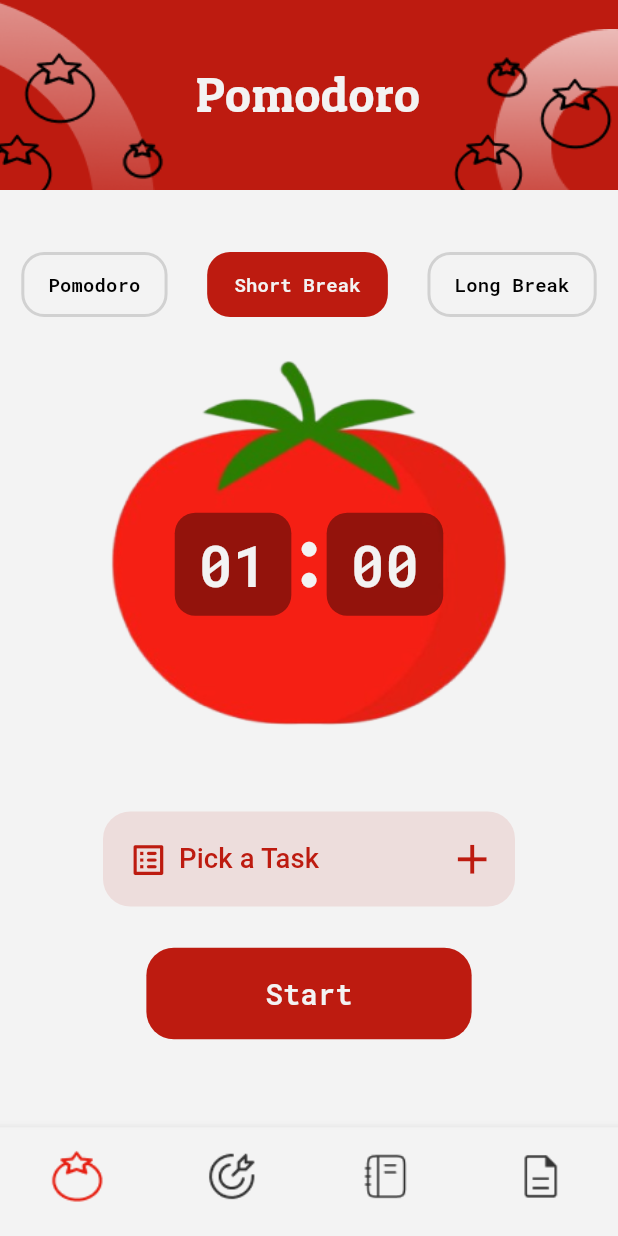
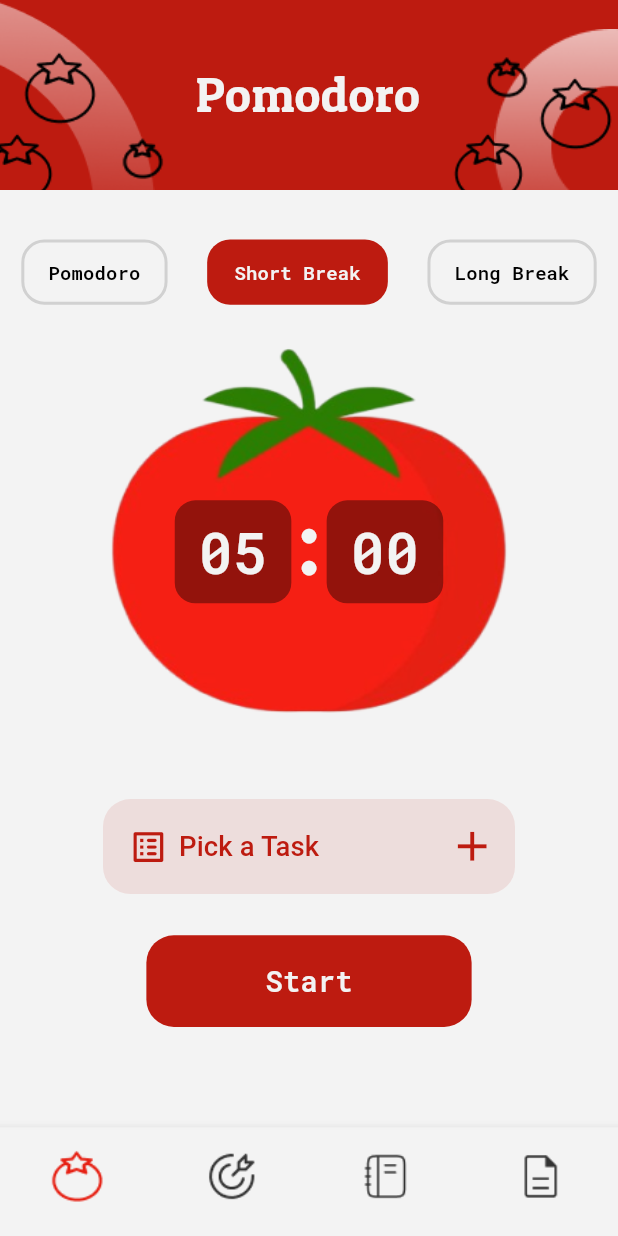
Before and after one commit to Abdusalom-mobile-developer/pomodoro, a Flutter app: the screen it shows after launch, after a tap on "Short Break", on a phone screen of 412 x 824 dp. Run offline on Flutter 3.47's test engine with Material 3 defaults, Android fonts, the phone set to English and light mode, and no system bars; our stand-ins replace go_router; missing offline and left inert: back_button_interceptor.

```diff
--- a/lib/providers/home_screen_all.dart
+++ b/lib/providers/home_screen_all.dart
@@ -3,9 +3,21 @@ import 'dart:async';
 import 'package:flutter/material.dart';
 
 class HomeScreenAll extends ChangeNotifier {
-  int minutes = 1;
+  int minutes = 25;
   int seconds = 0;
   bool isTimerWorking = false;
+
+  void changeCurrentTimerH(int value) {
+    if (value == 0) {
+      minutes = 25;
+    } else if (value == 1) {
+      minutes = 5;
+    } else {
+      minutes = 15;
+    }
+    seconds = 0;
+    notifyListeners();
+  }
 
   void startTimer() async {
     isTimerWorking = true;
@@ -33,7 +45,7 @@ class HomeScreenAll extends ChangeNotifier {
       }
     }
 
-    minutes = 1;
+    minutes = 25;
     seconds = 0;
     isTimerWorking = false;
     notifyListeners();
--- a/lib/providers/time_picking.dart
+++ b/lib/providers/time_picking.dart
@@ -1,5 +1,7 @@
 import 'package:flutter/material.dart';
 import 'package:pomodoro/customs/custom_timer_buttons.dart';
+import 'package:pomodoro/providers/home_screen_all.dart';
+import 'package:provider/provider.dart';
 
 class TimePicking extends ChangeNotifier {
   int currentTimer = 0;
@@ -40,5 +42,7 @@ class TimePicking extends ChangeNotifier {
     }
 
     notifyListeners();
+    Provider.of<HomeScreenAll>(context, listen: false)
+        .changeCurrentTimerH(value);
   }
 }
--- a/lib/screens/home.dart
+++ b/lib/screens/home.dart
@@ -243,9 +243,20 @@ class _HomeScreenState extends State<HomeScreen> {
                   ),
                 ),
               ),
-              Height(20),
+              Height(25),
               // Time Choosing Part
-              Consumer<TimePicking>(
+              provider.isTimerWorking
+                  ? SizedBox(
+                      height: CustomSize.height(context, 19),
+                      child: CustomText(
+                          "Read book",
+                          UtilsColors.black,
+                          CustomSize.height(context, 25),
+                          FontWeight.w500,
+                          TextAlign.center,
+                          "RobotoMono"),
+                    )
+                  : Consumer<TimePicking>(
                       builder: (context, timePicker, child) => Padding(
                         padding: EdgeInsets.symmetric(
                             horizontal: CustomSize.width(context, 29)),
@@ -397,7 +408,7 @@ void showMyDialog(BuildContext context) {
   showDialog(
     barrierDismissible: false,
     context: context,
-    builder: (context) => AlertDialog(
+    builder: (context) => AlertDialog.adaptive(
       backgroundColor: UtilsColors.bg,
       content: SizedBox(
         height: CustomSize.height(context, 7.5),
```
Lines whose indentation alone changed are shown as unchanged.
